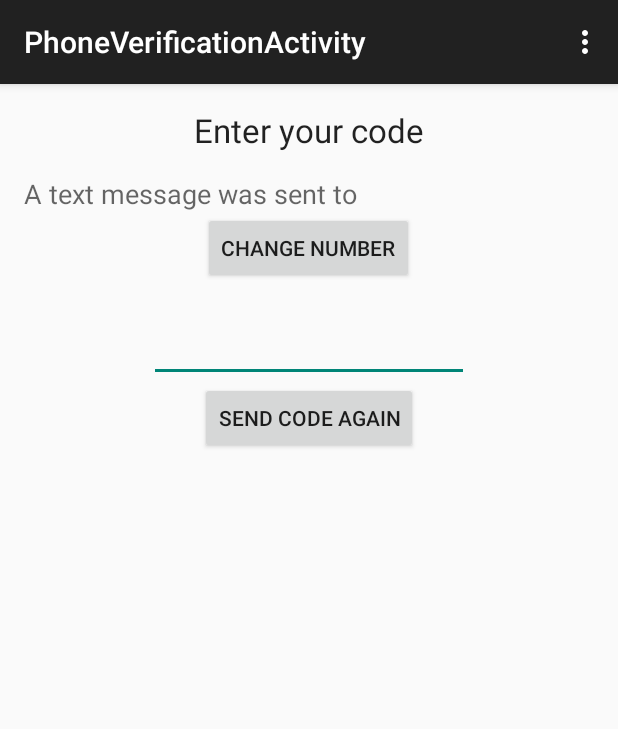
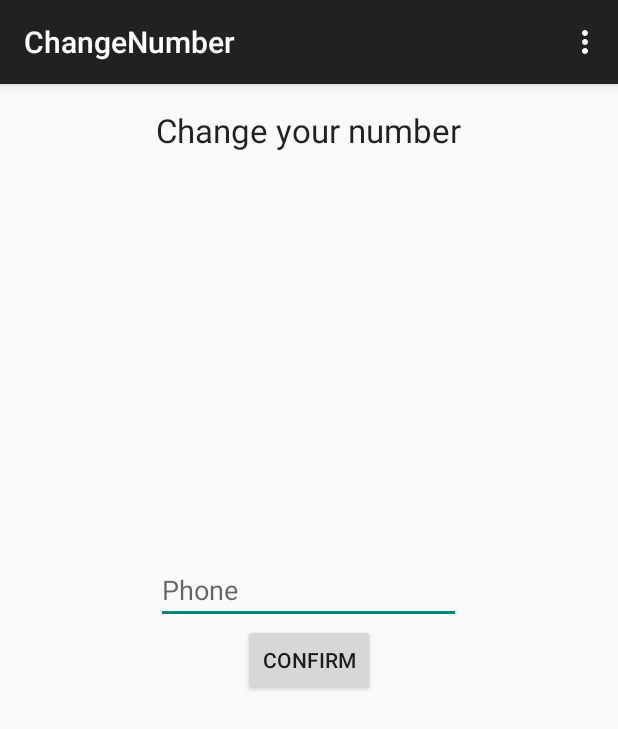
Before and after one commit to troyling/foodrack, an Android app: the PhoneVerificationActivity screen opened directly, with no data from a screen before it, in the options menu, after a tap on "Settings", on a phone screen of 412 x 824 dp. Shown: the top 729 px of the screen. Run offline under Robolectric (Android 15) with nearby library versions, the phone set to English and light mode, and no system bars.

Commit message:
finish text verification

```diff
--- a/app/src/main/AndroidManifest.xml
+++ b/app/src/main/AndroidManifest.xml
@@ -12,7 +12,7 @@
         android:label="@string/app_name"
         android:theme="@style/AppTheme" >
         <activity
-            android:name=".MyActivity"
+            android:name=".MainActivity"
             android:label="@string/app_name" >
             <intent-filter>
                 <action android:name="android.intent.action.MAIN" />
@@ -24,6 +24,10 @@
             android:name=".PhoneVerificationActivity"
             android:label="@string/title_activity_phone_verification" >
         </activity>
+        <activity
+            android:name=".ChangeNumberActivity"
+            android:label="@string/title_activity_change_number" >
+        </activity>
     </application>
 
 </manifest>
--- a/app/src/main/java/com/foodrack/helpers/TextVerificationHelper.java
+++ b/app/src/main/java/com/foodrack/helpers/TextVerificationHelper.java
@@ -78,6 +78,7 @@ public class TextVerificationHelper {
         }
     }
 
+
     /**
      * @return True if the given verification is correct. False otherwise
      */
--- /dev/null
+++ b/app/src/main/java/com/troyling/foodrack/ChangeNumberActivity.java
@@ -0,0 +1,77 @@
+package com.troyling.foodrack;
+
+import android.content.Intent;
+import android.os.Bundle;
+import android.support.v7.app.ActionBarActivity;
+import android.view.Menu;
+import android.view.MenuItem;
+import android.view.View;
+import android.widget.Button;
+import android.widget.EditText;
+
+import com.parse.ParseException;
+import com.parse.ParseUser;
+import com.parse.SaveCallback;
+
+
+public class ChangeNumberActivity extends ActionBarActivity {
+    Button confirmButton;
+    EditText phoneNumberField;
+    String phoneNumber;
+
+    @Override
+    protected void onCreate(Bundle savedInstanceState) {
+        super.onCreate(savedInstanceState);
+        setContentView(R.layout.activity_change_number);
+
+        phoneNumberField = (EditText)this.findViewById(R.id.change_number_field);
+        confirmButton = (Button)this.findViewById(R.id.change_number_button);
+
+        confirmButton.setOnClickListener(new View.OnClickListener() {
+            @Override
+            public void onClick(View v) {
+                // TODO check if the phone number is valid
+                phoneNumber = phoneNumberField.getText().toString();
+
+                // save the phone number to backend
+                ParseUser currentUser = ParseUser.getCurrentUser();
+
+                if (currentUser != null) {
+                    currentUser.put("phone", phoneNumber);
+                }
+
+                currentUser.saveInBackground(new SaveCallback() {
+                    @Override
+                    public void done(ParseException e) {
+                        Intent intent = new Intent(ChangeNumberActivity.this, PhoneVerificationActivity.class);
+                        intent.putExtra(PhoneVerificationActivity.PHONE_NUMBER, phoneNumber); // pass phone number to the new activity
+                        startActivity(intent);
+                        finish();
+                    }
+                });
+            }
+        });
+    }
+
+    @Override
+    public boolean onCreateOptionsMenu(Menu menu) {
+        // Inflate the menu; this adds items to the action bar if it is present.
+        getMenuInflater().inflate(R.menu.menu_change_number, menu);
+        return true;
+    }
+
+    @Override
+    public boolean onOptionsItemSelected(MenuItem item) {
+        // Handle action bar item clicks here. The action bar will
+        // automatically handle clicks on the Home/Up button, so long
+        // as you specify a parent activity in AndroidManifest.xml.
+        int id = item.getItemId();
+
+        //noinspection SimplifiableIfStatement
+        if (id == R.id.action_settings) {
+            return true;
+        }
+
+        return super.onOptionsItemSelected(item);
+    }
+}
--- a/app/src/main/java/com/troyling/foodrack/PhoneVerificationActivity.java
+++ b/app/src/main/java/com/troyling/foodrack/PhoneVerificationActivity.java
@@ -3,8 +3,11 @@ package com.troyling.foodrack;
 import android.content.Intent;
 import android.os.Bundle;
 import android.support.v7.app.ActionBarActivity;
+import android.text.Editable;
+import android.text.TextWatcher;
 import android.view.Menu;
 import android.view.MenuItem;
+import android.view.View;
 import android.widget.Button;
 import android.widget.EditText;
 import android.widget.TextView;
@@ -16,6 +19,7 @@ import com.foodrack.helpers.TextVerificationHelper;
 public class PhoneVerificationActivity extends ActionBarActivity {
     public static String PHONE_NUMBER = "phoneNumber";
     private static String TEXT_PROMPT = "A 6 digit verification code has been sent to ";
+    private String phoneNumber = "5082411700";
     private EditText verificationCodeField;
     private Button changeNumberButton;
     private Button sendAgainButton;
@@ -34,12 +38,55 @@ public class PhoneVerificationActivity extends ActionBarActivity {
         // get data phone number from previous activity
         Intent intent = getIntent();
         Bundle b = intent.getExtras();
-        String phoneNumber = "";
+
         if (b != null) {
             phoneNumber = (String) b.get(PHONE_NUMBER);
             phoneNumberTextView.setText(TEXT_PROMPT + phoneNumber);
         }
 
+        sendVerificationCode();
+
+        // add listeners verifying code
+        verificationCodeField.addTextChangedListener(new TextWatcher() {
+            @Override
+            public void beforeTextChanged(CharSequence s, int start, int count, int after) {}
+
+            @Override
+            public void onTextChanged(CharSequence s, int start, int before, int count) {}
+
+            @Override
+            public void afterTextChanged(Editable s) {
+                String input = verificationCodeField.getText().toString();
+                if (input.length() != 6) return;
+
+                if (TextVerificationHelper.getInstance().isCodeValid(Integer.parseInt(input))) {
+                    ErrorHelper.getInstance().promptError(PhoneVerificationActivity.this, "Passed", "Verification code is valid");
+                } else {
+                    ErrorHelper.getInstance().promptError(PhoneVerificationActivity.this, "Error..", "The verification code you entered is not the same as the one sent to you.");
+                }
+            }
+        });
+
+        // add listener to send again button
+        sendAgainButton.setOnClickListener(new View.OnClickListener() {
+            @Override
+            public void onClick(View v) {
+                sendVerificationCode();
+            }
+        });
+
+        // add listener to change number
+        changeNumberButton.setOnClickListener(new View.OnClickListener() {
+            @Override
+            public void onClick(View v) {
+                Intent intent = new Intent(PhoneVerificationActivity.this, ChangeNumberActivity.class);
+                startActivity(intent);
+                finish();
+            }
+        });
+    }
+
+    private void sendVerificationCode() {
         // send notification
         if (!phoneNumber.isEmpty()) {
             TextVerificationHelper.getInstance().sendVerificationCode(phoneNumber);
@@ -47,7 +94,6 @@ public class PhoneVerificationActivity extends ActionBarActivity {
             ErrorHelper.getInstance().promptError(this, "Error sending code", "Unable to send verification code now. Please try again later");
         }
     }
-
 
     @Override
     public boolean onCreateOptionsMenu(Menu menu) {
--- a/app/src/main/java/com/troyling/foodrack/SignUpFragment.java
+++ b/app/src/main/java/com/troyling/foodrack/SignUpFragment.java
@@ -58,10 +58,11 @@ public class SignUpFragment extends Fragment {
 
                 // Create an account
                 ParseUser newUser = new ParseUser();
-                newUser.setUsername(phoneNumber);
+                newUser.setUsername(email);
                 newUser.setEmail(email);
                 newUser.setPassword(password);
                 newUser.put("name", username);
+                newUser.put("phone", phoneNumber);
                 newUser.put("isVerified", false); // new user required text code verification
                 newUser.put("isPaymentAvailable", false); // false since user has yet provide credit card information
 
@@ -73,6 +74,7 @@ public class SignUpFragment extends Fragment {
                             Intent intent = new Intent(getActivity(), PhoneVerificationActivity.class);
                             intent.putExtra(PhoneVerificationActivity.PHONE_NUMBER, phoneNumber); // pass phone number to the new activity
                             startActivity(intent);
+                            getActivity().finish();
                         } else {
                             // TODO we need to display the error here...
                             ErrorHelper.getInstance().promptError(getActivity(), "Error signing up...", e.getMessage());
--- /dev/null
+++ b/app/src/main/res/layout/activity_change_number.xml
@@ -0,0 +1,39 @@
+<RelativeLayout xmlns:android="http://schemas.android.com/apk/res/android"
+    xmlns:tools="http://schemas.android.com/tools" android:layout_width="match_parent"
+    android:layout_height="match_parent" android:paddingLeft="@dimen/activity_horizontal_margin"
+    android:paddingRight="@dimen/activity_horizontal_margin"
+    android:paddingTop="@dimen/activity_vertical_margin"
+    android:paddingBottom="@dimen/activity_vertical_margin"
+    tools:context="com.troyling.foodrack.ChangeNumberActivity">
+
+    <TextView
+        android:layout_width="wrap_content"
+        android:layout_height="wrap_content"
+        android:textAppearance="?android:attr/textAppearanceLarge"
+        android:text="Change your number"
+        android:id="@+id/textView2"
+        android:layout_alignParentTop="true"
+        android:layout_centerHorizontal="true" />
+
+    <EditText
+        android:layout_width="wrap_content"
+        android:layout_height="wrap_content"
+        android:inputType="phone"
+        android:ems="10"
+        android:id="@+id/change_number_field"
+        android:hint="Phone"
+        android:layout_above="@+id/change_number_button"
+        android:layout_alignLeft="@+id/textView2"
+        android:layout_alignStart="@+id/textView2"
+        android:layout_alignRight="@+id/textView2"
+        android:layout_alignEnd="@+id/textView2" />
+
+    <Button
+        android:layout_width="wrap_content"
+        android:layout_height="wrap_content"
+        android:text="Confirm"
+        android:id="@+id/change_number_button"
+        android:layout_centerVertical="true"
+        android:layout_centerHorizontal="true" />
+
+</RelativeLayout>
--- a/app/src/main/res/layout/sign_up_layout.xml
+++ b/app/src/main/res/layout/sign_up_layout.xml
@@ -46,7 +46,7 @@
             android:ems="10"
             android:id="@+id/email_field"
             android:layout_weight="1"
-            android:hint="Email" />
+            android:hint="WPI Email" />
             android:id="@+id/email_field"
             android:layout_weight="1" />
     </LinearLayout>
--- /dev/null
+++ b/app/src/main/res/menu/menu_change_number.xml
@@ -0,0 +1,7 @@
+<menu xmlns:android="http://schemas.android.com/apk/res/android"
+    xmlns:app="http://schemas.android.com/apk/res-auto"
+    xmlns:tools="http://schemas.android.com/tools"
+    tools:context="com.troyling.foodrack.ChangeNumberActivity">
+    <item android:id="@+id/action_settings" android:title="@string/action_settings"
+        android:orderInCategory="100" app:showAsAction="never" />
+</menu>
--- a/app/src/main/res/values/strings.xml
+++ b/app/src/main/res/values/strings.xml
@@ -16,4 +16,5 @@
 
     <string name="hello_world">Hello world!</string>
     <string name="phone_number_message">A text message was sent to</string>
+    <string name="title_activity_change_number">ChangeNumber</string>
 </resources>
```
Also changed, not shown: app/src/main/res/layout/activity_phone_verification.xml (+15 -6 lines), 3 other files.
